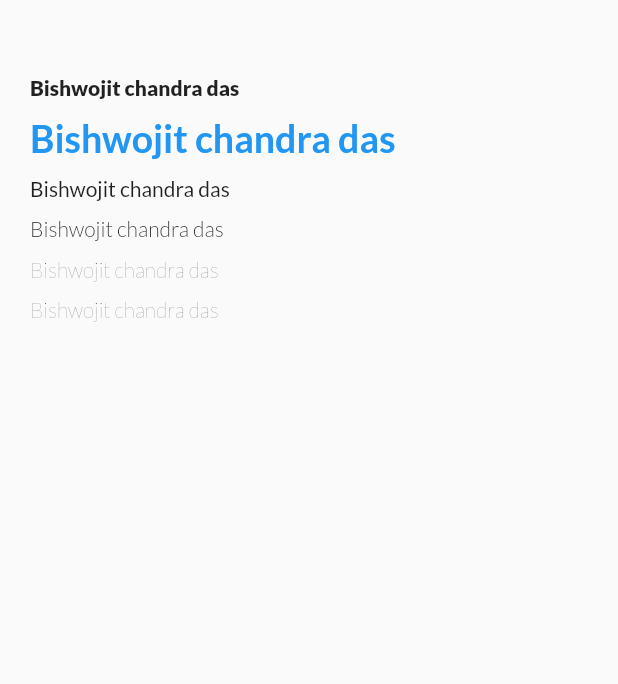
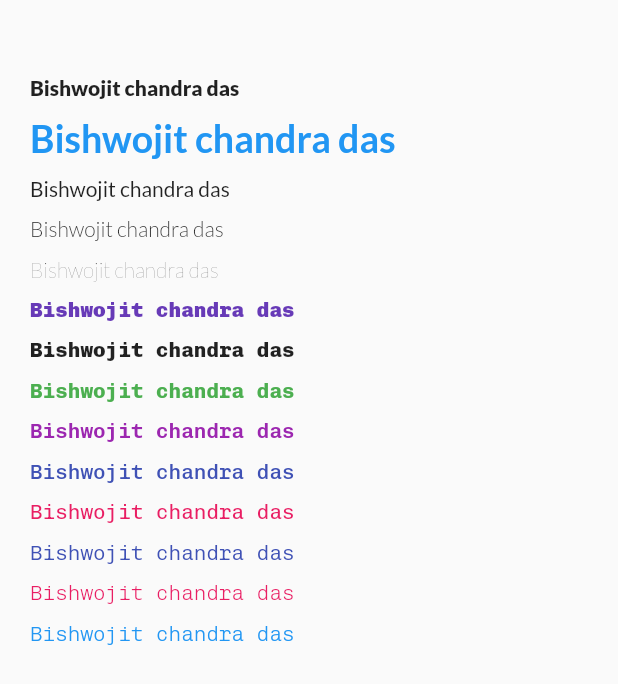
Before and after one commit to Bishwojitdas/FlutterPage, a Flutter app: the TextFieldNew screen opened directly, on a phone screen of 412 x 824 dp. Shown: the top 684 px of the screen. Run offline on Flutter 3.47's test engine with Material 2 defaults, Android fonts, the phone set to English and light mode, and no system bars; our stand-ins replace google_nav_bar, image_picker.

Commit message:
Chivo font and color added

```diff
--- a/lib/screen/textfield.dart
+++ b/lib/screen/textfield.dart
@@ -42,10 +42,64 @@ class _TextFieldNewState extends State<TextFieldNew> {
                 child: Text("Bishwojit chandra das", style: LatoThin),
               ),
               const SizedBox(height: 10,),
+               Padding(
+                padding: const EdgeInsets.only(left: 20),
+                child: Text("Bishwojit chandra das", style: ChivoMonoBlack.copyWith(color: Colors.deepPurple )),
+              ),
+              const SizedBox(height: 10,),
               const Padding(
                 padding: EdgeInsets.only(left: 20),
-                child: Text("Bishwojit chandra das", style: LatoThin),
+                child: Text("Bishwojit chandra das", style: ChivoMonoExtraBold),
               ),
+
+              const SizedBox(height: 10,),
+               Padding(
+                padding:const EdgeInsets.only(left: 20),
+                child: Text("Bishwojit chandra das", style: ChivoMonoBold.copyWith(color: Colors.green )),
+              ),
+
+              const SizedBox(height: 10,),
+               Padding(
+                padding: const EdgeInsets.only(left: 20),
+                child: Text("Bishwojit chandra das", style: ChivoMonoSemiBold.copyWith(color: Colors.purple )),
+              ),
+
+              const SizedBox(height: 10,),
+               Padding(
+                padding: const EdgeInsets.only(left: 20),
+                child: Text("Bishwojit chandra das", style: ChivoMonoMedium.copyWith(color: Colors.indigo )),
+              ),
+
+              const SizedBox(height: 10,),
+               Padding(
+                padding: const EdgeInsets.only(left: 20),
+                child: Text("Bishwojit chandra das", style: ChivoMonoRegular.copyWith(color: Colors.pink)),
+              ),
+
+              const SizedBox(height: 10,),
+               Padding(
+                padding: const EdgeInsets.only(left: 20),
+                child: Text("Bishwojit chandra das", style: ChivoMonoLight.copyWith(color: Colors.indigo )),
+              ),
+
+              const SizedBox(height: 10,),
+              Padding(
+                padding: const EdgeInsets.only(left: 20),
+                child: Text("Bishwojit chandra das", style: ChivoMonoExtraLight.copyWith(color: Colors.pink)),
+              ),
+
+              const SizedBox(height: 10,),
+               Padding(
+                padding: const EdgeInsets.only(left: 20),
+                child: Text("Bishwojit chandra das", style: ChivoMonoThin.copyWith(color: Colors.blue)),
+              ),
+
+              const SizedBox(height: 10,),
+
+
+
+
+
 
             ],
 
--- /dev/null
+++ b/lib/screen/utils/clorResources.dart
@@ -0,0 +1,9 @@
+import 'dart:ui';
+
+class ColorResources{
+
+
+  static const Color Black = Color(0xff000000);
+  static const Color Indigo = Color(0xff4d00b);
+
+}
--- a/lib/screen/utils/customiazationFont.dart
+++ b/lib/screen/utils/customiazationFont.dart
@@ -30,3 +30,57 @@ const LatoThin=TextStyle(
   fontSize: Dimensions.FontSizeDefault,
   fontWeight: FontWeight.w100,
 );
+
+const ChivoMonoBlack=TextStyle(
+  fontFamily: 'Chivo Mono',
+  fontSize: Dimensions.FontSizeDefault,
+  fontWeight: FontWeight.w900,
+);
+
+const ChivoMonoExtraBold=TextStyle(
+  fontFamily: 'Chivo Mono',
+  fontSize: Dimensions.FontSizeDefault,
+  fontWeight: FontWeight.w800,
+);
+
+const ChivoMonoBold=TextStyle(
+  fontFamily: 'Chivo Mono',
+  fontSize: Dimensions.FontSizeDefault,
+  fontWeight: FontWeight.w700,
+);
+
+const ChivoMonoSemiBold=TextStyle(
+  fontFamily: 'Chivo Mono',
+  fontSize: Dimensions.FontSizeDefault,
+  fontWeight: FontWeight.w600,
+);
+
+const ChivoMonoMedium=TextStyle(
+  fontFamily: 'Chivo Mono',
+  fontSize: Dimensions.FontSizeDefault,
+  fontWeight: FontWeight.w500,
+);
+
+const ChivoMonoRegular=TextStyle(
+  fontFamily: 'Chivo Mono',
+  fontSize: Dimensions.FontSizeDefault,
+  fontWeight: FontWeight.w400,
+);
+
+const ChivoMonoLight=TextStyle(
+  fontFamily: 'Chivo Mono',
+  fontSize: Dimensions.FontSizeDefault,
+  fontWeight: FontWeight.w300,
+);
+
+const ChivoMonoExtraLight=TextStyle(
+  fontFamily: 'Chivo Mono',
+  fontSize: Dimensions.FontSizeDefault,
+  fontWeight: FontWeight.w200,
+);
+
+const ChivoMonoThin=TextStyle(
+  fontFamily: 'Chivo Mono',
+  fontSize: Dimensions.FontSizeDefault,
+  fontWeight: FontWeight.w100,
+);
--- a/lib/screen/utils/dimensions.dart
+++ b/lib/screen/utils/dimensions.dart
@@ -6,4 +6,11 @@ static const double FontSizeLarge=16.00;
 static const double FontSizeExtraLarge=18.00;
 static const double FontOverSizeLarge=24.00;
 
+
+static const double PaddingSizeExtraSmall=5.00;
+static const double PaddingSizeSmall=10.00;
+static const double PaddingSizeDefault=15.00;
+static const double PaddingSizeLarge=20.00;
+static const double PaddingExtraSizeLarge=20.00;
+
 }
```
Also changed, not shown: pubspec.yaml (+21 -0 lines), assets/fonts/chivo/ChivoMono-BlackItalic.ttf (deleted), assets/fonts/chivo/ChivoMono-BoldItalic.ttf (deleted), assets/fonts/chivo/ChivoMono-ExtraBoldItalic.ttf (deleted), assets/fonts/chivo/ChivoMono-ExtraLightItalic.ttf (deleted), assets/fonts/chivo/ChivoMono-Italic-VariableFont_wght.ttf (deleted), assets/fonts/chivo/ChivoMono-Italic.ttf (deleted), assets/fonts/chivo/ChivoMono-LightItalic.ttf (deleted), assets/fonts/chivo/ChivoMono-MediumItalic.ttf (deleted), assets/fonts/chivo/ChivoMono-SemiBoldItalic.ttf (deleted), assets/fonts/chivo/ChivoMono-ThinItalic.ttf (deleted), assets/fonts/chivo/ChivoMono-VariableFont_wght.ttf (deleted).
